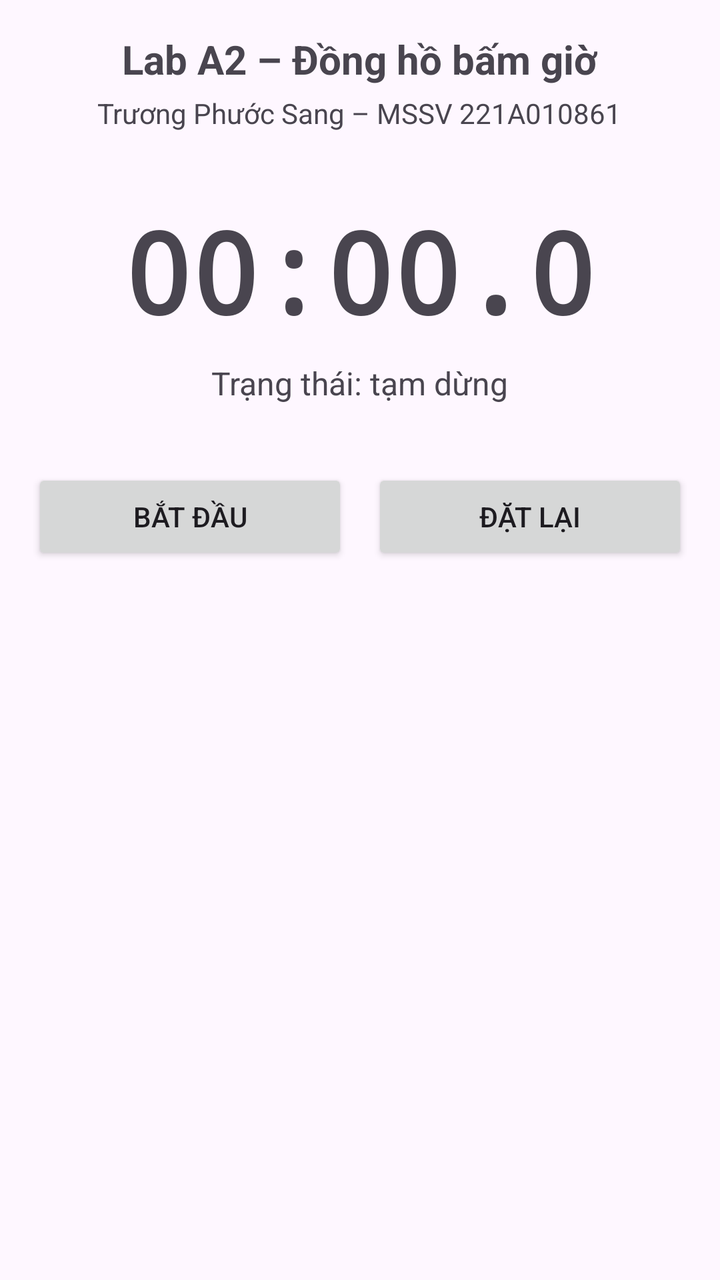
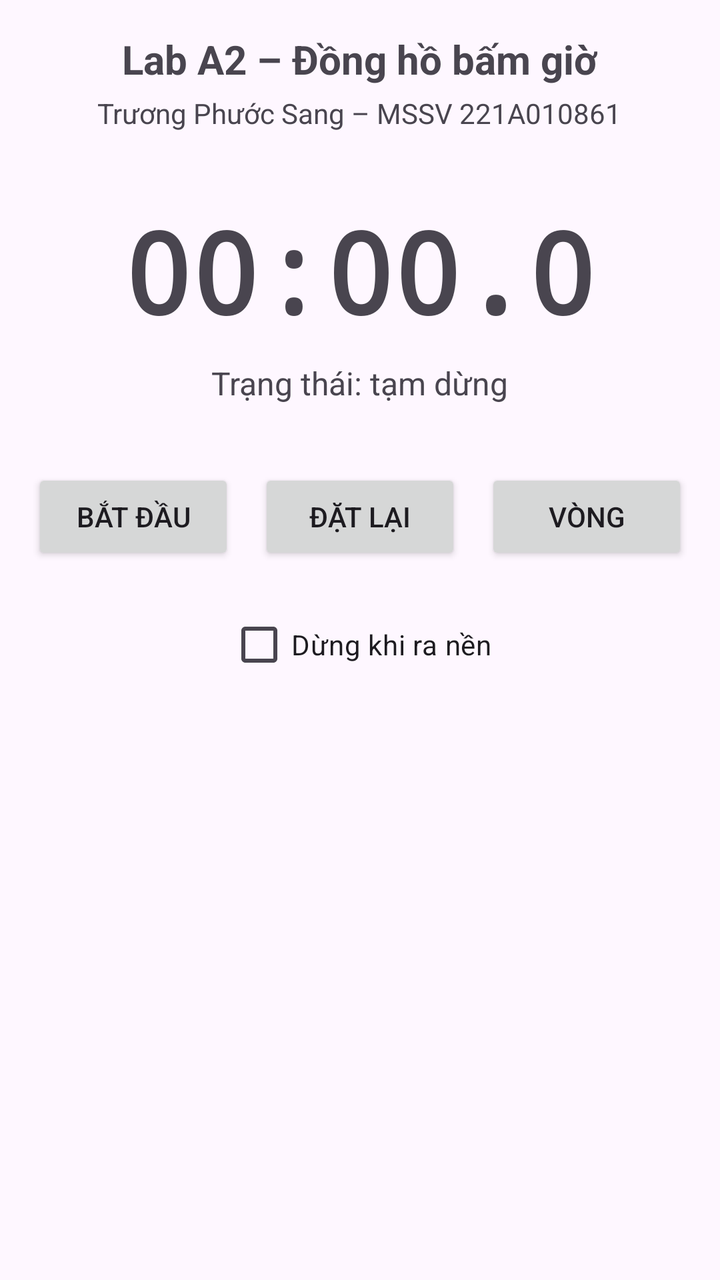

Before-and-after screenshots of an Android layout around one commit, followed by the original layout XML and the change that was made.
<!-- AndroidManifest.xml: application theme Theme.A2_221A010861 -->
<!-- res/layout/activity_main.xml -->
<?xml version="1.0" encoding="utf-8"?>
<LinearLayout xmlns:android="http://schemas.android.com/apk/res/android"
    android:id="@+id/main"
    android:layout_width="match_parent"
    android:layout_height="match_parent"
    android:gravity="center_horizontal"
    android:orientation="vertical"
    android:padding="16dp">

    <TextView
        android:layout_width="wrap_content"
        android:layout_height="wrap_content"
        android:text="@string/title"
        android:textSize="20sp"
        android:textStyle="bold" />

    <TextView
        android:layout_width="wrap_content"
        android:layout_height="wrap_content"
        android:layout_marginTop="4dp"
        android:text="@string/student" />

    <TextView
        android:id="@+id/tvTime"
        android:layout_width="wrap_content"
        android:layout_height="wrap_content"
        android:layout_marginTop="32dp"
        android:fontFamily="monospace"
        android:text="@string/zero_time"
        android:textSize="56sp"
        android:textStyle="bold" />

    <TextView
        android:id="@+id/tvStatus"
        android:layout_width="wrap_content"
        android:layout_height="wrap_content"
        android:layout_marginTop="8dp"
        android:text="@string/status_paused"
        android:textSize="16sp" />

    <LinearLayout
        android:layout_width="match_parent"
        android:layout_height="wrap_content"
        android:layout_marginTop="32dp"
        android:orientation="horizontal">

        <Button
            android:id="@+id/btnStartPause"
            android:layout_width="0dp"
            android:layout_height="wrap_content"
            android:layout_weight="1"
            android:text="@string/start" />

        <Button
            android:id="@+id/btnReset"
            android:layout_width="0dp"
            android:layout_height="wrap_content"
            android:layout_marginStart="12dp"
            android:layout_weight="1"
            android:text="@string/reset" />

    </LinearLayout>

    <TextView
        android:id="@+id/tvRecreate"
        android:layout_width="wrap_content"
        android:layout_height="wrap_content"
        android:layout_marginTop="24dp"
        android:textSize="14sp" />

</LinearLayout>
<!-- resources referenced by this layout -->
<resources>
  <string name="reset">Đặt lại</string>
  <string name="start">Bắt đầu</string>
  <string name="status_paused">Trạng thái: tạm dừng</string>
  <string name="student">Trương Phước Sang – MSSV 221A010861</string>
  <string name="title">Lab A2 – Đồng hồ bấm giờ</string>
  <string name="zero_time">00:00.0</string>
  <style name="Theme.A2_221A010861" parent="Base.Theme.A2_221A010861" />
  <style name="Base.Theme.A2_221A010861" parent="Theme.Material3.DayNight.NoActionBar">
          
          
      </style>
</resources>

<!-- the commit's change to res/layout/activity_main.xml (unified diff, before → after) -->
@@ -59,13 +59,41 @@
             android:layout_weight="1"
             android:text="@string/reset" />
 
+        <Button
+            android:id="@+id/btnLap"
+            android:layout_width="0dp"
+            android:layout_height="wrap_content"
+            android:layout_marginStart="12dp"
+            android:layout_weight="1"
+            android:text="Vòng" />
     </LinearLayout>
+
+    <CheckBox
+        android:id="@+id/cbStopWhenBackground"
+        android:layout_width="wrap_content"
+        android:layout_height="wrap_content"
+        android:layout_marginTop="16dp"
+        android:text="Dừng khi ra nền" />
+
+    <ScrollView
+        android:layout_width="match_parent"
+        android:layout_height="0dp"
+        android:layout_marginTop="8dp"
+        android:layout_weight="1">
+
+        <TextView
+            android:id="@+id/tvLaps"
+            android:layout_width="match_parent"
+            android:layout_height="wrap_content"
+            android:textSize="16sp" />
+
+    </ScrollView>
 
     <TextView
         android:id="@+id/tvRecreate"
         android:layout_width="wrap_content"
         android:layout_height="wrap_content"
-        android:layout_marginTop="24dp"
+        android:layout_marginTop="8dp"
         android:textSize="14sp" />
 
 </LinearLayout>
